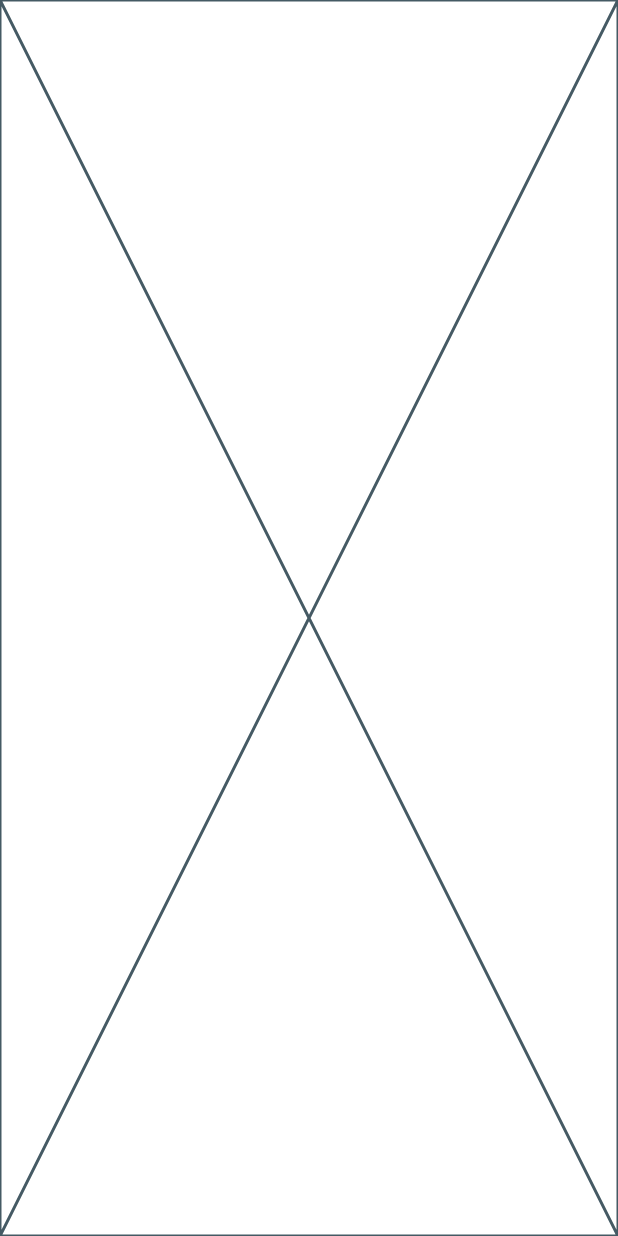
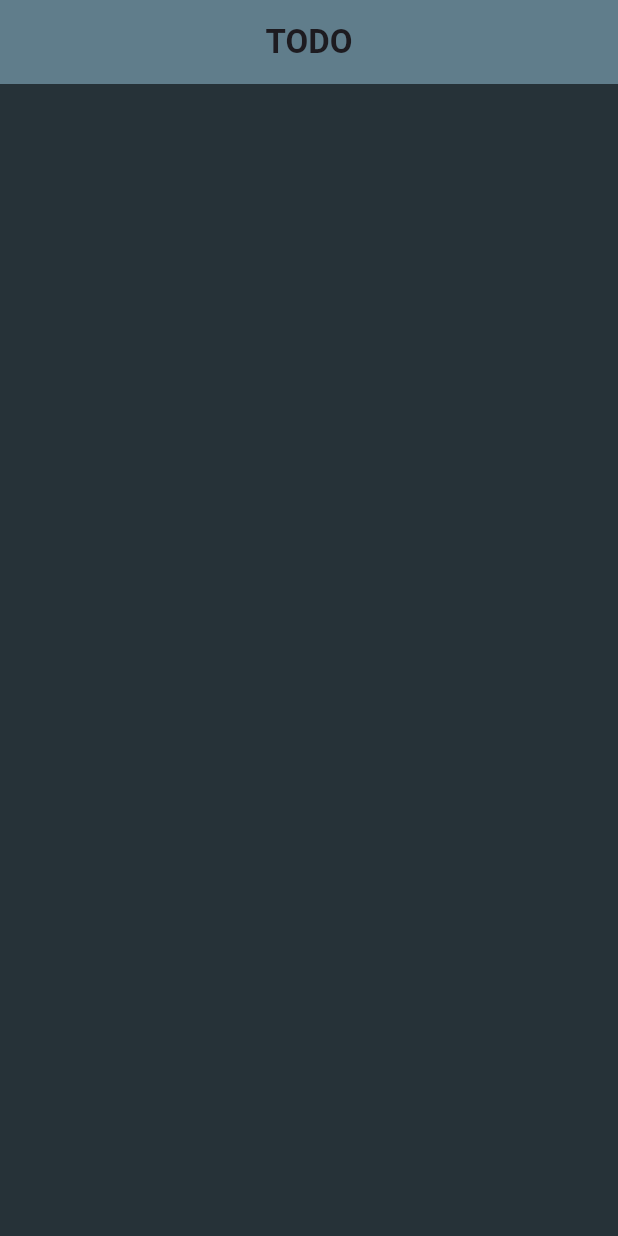
Before and after one commit to kadu-pudin/TODO-app, a Flutter app: the screen it shows after launch, on a phone screen of 412 x 824 dp. Run offline on Flutter 3.47's test engine with Material 3 defaults, Android fonts, the phone set to English and light mode, and no system bars.

Commit message:
Add app bar and main colors

```diff
--- a/todo_app/lib/homepage.dart
+++ b/todo_app/lib/homepage.dart
@@ -1,10 +1,25 @@
 import 'package:flutter/material.dart';
 
-class HomePage extends StatelessWidget {
+class HomePage extends StatefulWidget {
   const HomePage({super.key});
 
   @override
+  State<HomePage> createState() => _HomePageState();
+}
+
+class _HomePageState extends State<HomePage> {
+  @override
   Widget build(BuildContext context) {
-    return const Placeholder();
+    return Scaffold(
+      appBar: AppBar(
+        backgroundColor: Colors.blueGrey,
+        elevation: 0.0,
+        centerTitle: true,
+        title: Text(
+          "TODO",
+          style: TextStyle(fontWeight: FontWeight.bold),
+        ),
+      ),
+    );
   }
 }
--- a/todo_app/lib/main.dart
+++ b/todo_app/lib/main.dart
@@ -8,9 +8,9 @@ class MainApp extends StatelessWidget {
 
   @override
   Widget build(BuildContext context) {
-    return const MaterialApp(
-      debugShowCheckedModeBanner: false,
-      home: HomePage(),
-    );
+    return MaterialApp(
+        debugShowCheckedModeBanner: false,
+        home: HomePage(),
+        theme: ThemeData(scaffoldBackgroundColor: Colors.blueGrey[900]));
   }
 }
```
